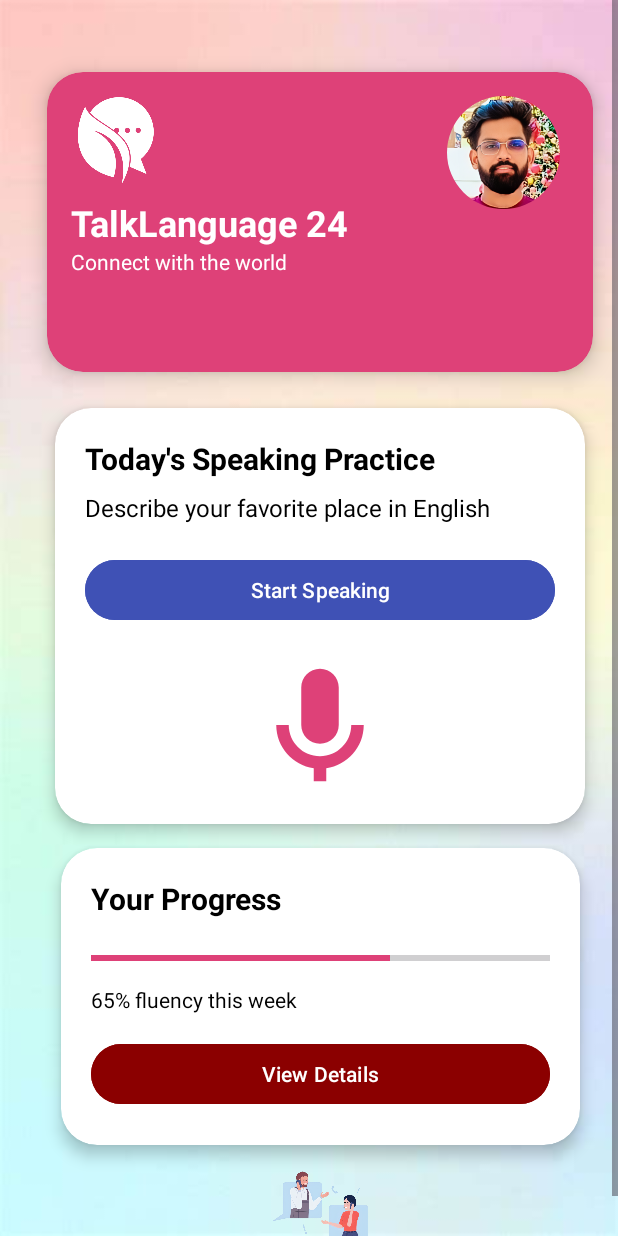
After one commit to pulindu-seniya-silva/Android-studio-UI-design---xml-Kotlin-, an Android app: the Speaking_practice screen opened directly, with no data from a screen before it, on a phone screen of 412 x 824 dp. The commit adds this screen. Run offline under Robolectric (Android 15) with nearby library versions, the phone set to English and light mode, and no system bars; Roboto replaces fonts that are not available here.

Commit message:
feat(UI) : speaking practice UI and intent part

```diff
--- /dev/null
+++ b/app/src/main/java/com/example/madassignment2/Speaking_practice.kt
@@ -0,0 +1,15 @@
+package com.example.madassignment2
+
+import android.content.Intent
+import android.os.Bundle
+import android.widget.ImageView
+import androidx.appcompat.app.AppCompatActivity
+
+class Speaking_practice : AppCompatActivity() {
+
+    override fun onCreate(savedInstanceState: Bundle?) {
+        super.onCreate(savedInstanceState)
+        setContentView(R.layout.speaking_practice)
+
+    }
+}
--- a/app/src/main/java/com/example/madassignment2/onBordingScreen1.kt
+++ b/app/src/main/java/com/example/madassignment2/onBordingScreen1.kt
@@ -13,7 +13,7 @@ class onBordingScreen1 : AppCompatActivity() {
     override fun onCreate(savedInstanceState: Bundle?) {
         super.onCreate(savedInstanceState)
 
-        setContentView(R.layout.activity_on_bording_screen1)  // Your new layout for the second screen
+        setContentView(R.layout.activity_on_bording_screen1)
 
         var onBoardindButton1 = findViewById<Button>(R.id.button1)
 
--- /dev/null
+++ b/app/src/main/res/drawable/ic_mic.xml
@@ -0,0 +1,11 @@
+<?xml version="1.0" encoding="utf-8"?>
+<vector xmlns:android="http://schemas.android.com/apk/res/android"
+    android:width="24dp"
+    android:height="24dp"
+    android:viewportWidth="24"
+    android:viewportHeight="24"
+    android:tint="@color/white"> <!-- This will make it white by default -->
+    <path
+        android:fillColor="@android:color/white"
+        android:pathData="M12,15c1.66,0 3,-1.34 3,-3V6c0,-1.66 -1.34,-3 -3,-3S9,4.34 9,6v6C9,13.66 10.34,15 12,15zM17,12c0,2.76 -2.24,5 -5,5s-5,-2.24 -5,-5H5c0,3.53 2.61,6.43 6,6.92V21h2v-2.08c3.39,-0.49 6,-3.39 6,-6.92H17z"/>
+</vector>
--- a/app/src/main/res/layout/activity_homepage.xml
+++ b/app/src/main/res/layout/activity_homepage.xml
@@ -69,7 +69,7 @@
 
             <!-- Decorative Images -->
             <ImageView
-                android:id="@+id/decorativeImage1"
+                android:id="@+id/user1"
                 android:layout_width="80dp"
                 android:layout_height="80dp"
                 android:layout_alignParentEnd="true"
@@ -254,9 +254,9 @@
     <androidx.constraintlayout.widget.ConstraintLayout
         android:layout_width="374dp"
         android:layout_height="286dp"
-        android:layout_marginTop="24dp"
+        android:layout_marginTop="4dp"
         app:layout_constraintEnd_toEndOf="parent"
-        app:layout_constraintHorizontal_bias="0.5"
+        app:layout_constraintHorizontal_bias="0.45"
         app:layout_constraintStart_toStartOf="parent"
         app:layout_constraintTop_toBottomOf="@id/mainContent">
 
--- a/app/src/main/res/layout/activity_on_boarding_screen2.xml
+++ b/app/src/main/res/layout/activity_on_boarding_screen2.xml
@@ -177,7 +177,7 @@
             app:layout_constraintVertical_bias="0.17" />
 
         <Button
-            android:id="@+id/button"
+            android:id="@+id/button2"
             android:layout_width="wrap_content"
             android:layout_height="wrap_content"
             android:text="Next"
--- a/app/src/main/res/layout/activity_on_boarding_screen3.xml
+++ b/app/src/main/res/layout/activity_on_boarding_screen3.xml
@@ -189,7 +189,7 @@
             app:srcCompat="@drawable/onboarding3" />
 
         <Button
-            android:id="@+id/button"
+            android:id="@+id/button3"
             android:layout_width="wrap_content"
             android:layout_height="wrap_content"
             android:text="Get started"
--- /dev/null
+++ b/app/src/main/res/layout/speaking_practice.xml
@@ -0,0 +1,212 @@
+<?xml version="1.0" encoding="utf-8"?>
+<ScrollView xmlns:android="http://schemas.android.com/apk/res/android"
+    xmlns:app="http://schemas.android.com/apk/res-auto"
+    xmlns:tools="http://schemas.android.com/tools"
+    android:layout_width="match_parent"
+    android:layout_height="match_parent"
+    android:fillViewport="true"
+    android:background="@drawable/background">
+
+    <androidx.constraintlayout.widget.ConstraintLayout
+        android:id="@+id/main"
+        android:layout_width="match_parent"
+        android:layout_height="wrap_content"
+        android:padding="16dp"
+        android:paddingLeft="1dp"
+        android:paddingTop="1dp"
+        android:paddingEnd="1dp"
+        android:paddingRight="1dp"
+        android:paddingBottom="1dp"
+        tools:context=".SpeakingPracticeActivity">
+
+        <!-- Keep your original header card exactly as is -->
+        <androidx.cardview.widget.CardView
+            android:id="@+id/headerCard"
+            android:layout_width="0dp"
+            android:layout_height="200dp"
+            android:layout_marginStart="15dp"
+            android:layout_marginTop="32dp"
+            android:layout_marginEnd="15dp"
+            app:cardBackgroundColor="@color/secondary"
+            app:cardCornerRadius="24dp"
+            app:cardElevation="8dp"
+            app:layout_constraintEnd_toEndOf="parent"
+            app:layout_constraintStart_toStartOf="parent"
+            app:layout_constraintTop_toTopOf="parent">
+
+            <RelativeLayout
+                android:layout_width="match_parent"
+                android:layout_height="match_parent"
+                android:padding="16dp">
+
+                <LinearLayout
+                    android:layout_width="wrap_content"
+                    android:layout_height="wrap_content"
+                    android:orientation="vertical">
+
+                    <ImageView
+                        android:id="@+id/appLogo"
+                        android:layout_width="60dp"
+                        android:layout_height="60dp"
+                        android:src="@drawable/logo"
+                        app:tint="@color/white" />
+
+                    <TextView
+                        android:id="@+id/appTitle"
+                        android:layout_width="wrap_content"
+                        android:layout_height="wrap_content"
+                        android:layout_marginTop="8dp"
+                        android:text="TalkLanguage 24"
+                        android:textColor="@color/white"
+                        android:textSize="24sp"
+                        android:textStyle="bold" />
+
+                    <TextView
+                        android:id="@+id/appSlogan"
+                        android:layout_width="wrap_content"
+                        android:layout_height="wrap_content"
+                        android:text="Connect with the world"
+                        android:textColor="@color/white"
+                        android:textSize="14sp" />
+                </LinearLayout>
+
+                <com.google.android.material.imageview.ShapeableImageView
+                    android:id="@+id/profile_image"
+                    android:layout_width="75dp"
+                    android:layout_height="75dp"
+                    android:layout_alignParentEnd="true"
+                    android:layout_marginEnd="6dp"
+                    android:scaleType="centerCrop"
+                    android:src="@drawable/user_pulindu"
+                    app:shapeAppearanceOverlay="@style/CircleImage" />
+            </RelativeLayout>
+        </androidx.cardview.widget.CardView>
+
+        <!-- Speaking Practice Section - Added below your original header -->
+        <androidx.cardview.widget.CardView
+            android:id="@+id/practiceCard"
+            android:layout_width="353dp"
+            android:layout_height="277dp"
+            android:layout_marginStart="15dp"
+            android:layout_marginTop="24dp"
+            android:layout_marginEnd="15dp"
+            app:cardBackgroundColor="@color/white"
+            app:cardCornerRadius="24dp"
+            app:cardElevation="6dp"
+            app:layout_constraintEnd_toEndOf="parent"
+            app:layout_constraintStart_toStartOf="parent"
+            app:layout_constraintTop_toBottomOf="@id/headerCard">
+
+            <LinearLayout
+                android:layout_width="match_parent"
+                android:layout_height="wrap_content"
+                android:orientation="vertical"
+                android:padding="20dp">
+
+                <TextView
+                    android:layout_width="wrap_content"
+                    android:layout_height="wrap_content"
+                    android:text="Today's Speaking Practice"
+                    android:textColor="@color/black"
+                    android:textSize="20sp"
+                    android:textStyle="bold" />
+
+                <TextView
+                    android:layout_width="wrap_content"
+                    android:layout_height="wrap_content"
+                    android:layout_marginTop="8dp"
+                    android:text="Describe your favorite place in English"
+                    android:textColor="@color/black"
+                    android:textSize="16sp" />
+
+                <Button
+                    android:id="@+id/startPracticeBtn"
+                    android:layout_width="match_parent"
+                    android:layout_height="wrap_content"
+                    android:layout_marginTop="20dp"
+                    android:backgroundTint="@color/primary"
+                    android:text="Start Speaking"
+                    android:textAllCaps="false"
+                    android:textColor="@color/white" />
+
+                <ImageView
+                    android:layout_width="100dp"
+                    android:layout_height="100dp"
+                    android:layout_gravity="center_horizontal"
+                    android:layout_marginTop="16dp"
+                    android:src="@drawable/ic_mic"
+                    app:tint="@color/secondary" />
+
+            </LinearLayout>
+        </androidx.cardview.widget.CardView>
+
+        <!-- Progress Section -->
+        <androidx.cardview.widget.CardView
+            android:id="@+id/progressCard"
+            android:layout_width="346dp"
+            android:layout_height="198dp"
+            android:layout_marginStart="15dp"
+            android:layout_marginTop="16dp"
+            android:layout_marginEnd="15dp"
+            app:cardBackgroundColor="@color/white"
+            app:cardCornerRadius="24dp"
+            app:cardElevation="6dp"
+            app:layout_constraintEnd_toEndOf="parent"
+            app:layout_constraintStart_toStartOf="parent"
+            app:layout_constraintTop_toBottomOf="@id/practiceCard">
+
+            <LinearLayout
+                android:layout_width="match_parent"
+                android:layout_height="match_parent"
+                android:orientation="vertical"
+                android:padding="20dp">
+
+                <TextView
+                    android:layout_width="wrap_content"
+                    android:layout_height="wrap_content"
+                    android:text="Your Progress"
+                    android:textColor="@color/black"
+                    android:textSize="20sp"
+                    android:textStyle="bold" />
+
+                <ProgressBar
+                    android:id="@+id/speakingProgress"
+                    style="?android:attr/progressBarStyleHorizontal"
+                    android:layout_width="match_parent"
+                    android:layout_height="20dp"
+                    android:layout_marginTop="16dp"
+                    android:progress="65"
+                    android:progressTint="@color/secondary" />
+
+                <TextView
+                    android:layout_width="wrap_content"
+                    android:layout_height="wrap_content"
+                    android:layout_marginTop="8dp"
+                    android:text="65% fluency this week"
+                    android:textColor="@color/black" />
+
+                <Button
+                    android:id="@+id/viewDetailsBtn"
+                    android:layout_width="match_parent"
+                    android:layout_height="wrap_content"
+                    android:layout_marginTop="16dp"
+                    android:backgroundTint="@color/Accent"
+                    android:text="View Details"
+                    android:textAllCaps="false"
+                    android:textColor="@color/white" />
+            </LinearLayout>
+        </androidx.cardview.widget.CardView>
+
+        <ImageView
+            android:id="@+id/imageView13"
+            android:layout_width="178dp"
+            android:layout_height="60dp"
+            android:layout_marginTop="12dp"
+            app:layout_constraintEnd_toEndOf="parent"
+            app:layout_constraintHorizontal_bias="0.513"
+            app:layout_constraintStart_toStartOf="parent"
+            app:layout_constraintTop_toBottomOf="@+id/progressCard"
+            app:srcCompat="@drawable/call_image" />
+
+    </androidx.constraintlayout.widget.ConstraintLayout>
+</ScrollView>
```
Also changed, not shown: app/src/main/AndroidManifest.xml (+11 -0 lines), app/src/main/java/com/example/madassignment2/Homepage.kt (+11 -5 lines), app/src/main/java/com/example/madassignment2/Homepage_after_login.kt (added, +22 -0 lines), app/src/main/java/com/example/madassignment2/Login.kt (+11 -6 lines), app/src/main/java/com/example/madassignment2/User_profile.kt (+10 -5 lines), app/src/main/java/com/example/madassignment2/onBoardingScreen2.kt (+13 -1 lines), app/src/main/java/com/example/madassignment2/onBoardingScreen3.kt (+11 -6 lines), app/src/main/res/layout/activity_homepage_after_login.xml (+6 -8 lines), app/src/main/res/layout/login.xml (+7 -7 lines), app/src/main/res/drawable/call_image.png (added).
